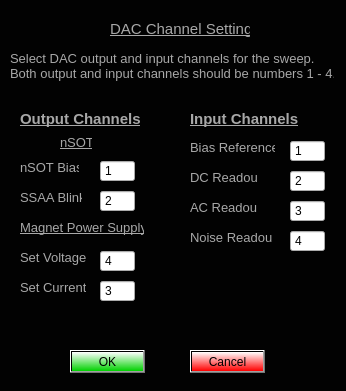
First picture: the form in Scanner GUI/nSOTCharacterizer/dacChannels.ui, repository afylab/nanoSQUID-Scanning-Software, before the edit.
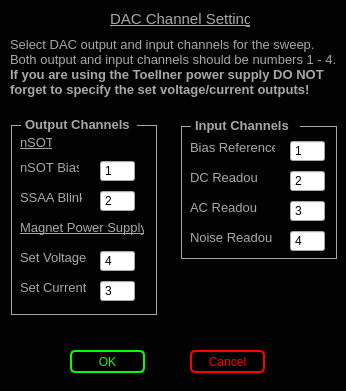
Second picture: the form after the edit.

Patch:
```diff
--- a/Scanner GUI/nSOTCharacterizer/dacChannels.ui
+++ b/Scanner GUI/nSOTCharacterizer/dacChannels.ui
@@ -97,27 +97,27 @@
   <widget class="QLabel" name="label_7">
    <property name="geometry">
     <rect>
-     <x>20</x>
-     <y>110</y>
-     <width>123</width>
-     <height>18</height>
+     <x>25</x>
+     <y>117</y>
+     <width>107</width>
+     <height>16</height>
     </rect>
    </property>
    <property name="text">
-    <string>&lt;html&gt;&lt;head/&gt;&lt;body&gt;&lt;p&gt;&lt;span style=&quot; font-size:11pt; font-weight:600; text-decoration: underline; color:#a8a8a8;&quot;&gt;Output Channels&lt;/span&gt;&lt;/p&gt;&lt;/body&gt;&lt;/html&gt;</string>
+    <string>&lt;html&gt;&lt;head/&gt;&lt;body&gt;&lt;p&gt;&lt;span style=&quot; font-size:10pt; font-weight:600; color:#a8a8a8;&quot;&gt;Output Channels&lt;/span&gt;&lt;/p&gt;&lt;/body&gt;&lt;/html&gt;</string>
    </property>
   </widget>
   <widget class="QLabel" name="label_8">
    <property name="geometry">
     <rect>
-     <x>190</x>
-     <y>110</y>
+     <x>195</x>
+     <y>117</y>
      <width>112</width>
      <height>18</height>
     </rect>
    </property>
    <property name="text">
-    <string>&lt;html&gt;&lt;head/&gt;&lt;body&gt;&lt;p&gt;&lt;span style=&quot; font-size:11pt; font-weight:600; text-decoration: underline; color:#a8a8a8;&quot;&gt;Input Channels&lt;/span&gt;&lt;/p&gt;&lt;/body&gt;&lt;/html&gt;</string>
+    <string>&lt;html&gt;&lt;head/&gt;&lt;body&gt;&lt;p&gt;&lt;span style=&quot; font-size:10pt; font-weight:600; color:#a8a8a8;&quot;&gt;Input Channels&lt;/span&gt;&lt;/p&gt;&lt;/body&gt;&lt;/html&gt;</string>
    </property>
   </widget>
   <widget class="QPushButton" name="okDAC">
@@ -130,7 +130,19 @@
     </rect>
    </property>
    <property name="styleSheet">
-    <string notr="true">background-color: qlineargradient(spread:pad, x1:1, y1:1, x2:1, y2:0, stop:0 rgba(0, 209, 0, 255), stop:1 rgba(255, 255, 255, 255));</string>
+    <string notr="true">QPushButton:pressed#okDAC{
+color: rgb(95,107,166);
+background-color:rgb(168,168,168);
+border: 1px solid rgb(95,107,166);
+border-radius: 5px
+}
+
+QPushButton#okDAC{
+color: rgb(0,255,0);
+background-color:rgb(0,0,0);
+border: 2px solid rgb(0,255,0);
+border-radius: 5px
+}</string>
    </property>
    <property name="text">
     <string>OK</string>
@@ -146,7 +158,19 @@
     </rect>
    </property>
    <property name="styleSheet">
-    <string notr="true">background-color: qlineargradient(spread:pad, x1:1, y1:1, x2:1, y2:0, stop:0 rgba(255, 0, 0, 255), stop:1 rgba(255, 255, 255, 255));</string>
+    <string notr="true">QPushButton:pressed#cancelDAC{
+color: rgb(95,107,166);
+background-color:rgb(168,168,168);
+border: 1px solid rgb(95,107,166);
+border-radius: 5px
+}
+
+QPushButton#cancelDAC{
+color: rgb(255,0, 0);
+background-color:rgb(0,0,0);
+border: 2px solid  rgb(255,0, 0);
+border-radius: 5px
+}</string>
    </property>
    <property name="text">
     <string>Cancel</string>
@@ -156,20 +180,20 @@
    <property name="geometry">
     <rect>
      <x>10</x>
-     <y>50</y>
-     <width>324</width>
-     <height>32</height>
+     <y>35</y>
+     <width>330</width>
+     <height>64</height>
     </rect>
    </property>
    <property name="text">
-    <string>&lt;html&gt;&lt;head/&gt;&lt;body&gt;&lt;p align=&quot;justify&quot;&gt;&lt;span style=&quot; font-size:10pt; color:#a8a8a8;&quot;&gt;Select DAC output and input channels for the sweep. &lt;br/&gt;Both output and input channels should be numbers 1 - 4.&lt;/span&gt;&lt;/p&gt;&lt;/body&gt;&lt;/html&gt;</string>
+    <string>&lt;html&gt;&lt;head/&gt;&lt;body&gt;&lt;p align=&quot;justify&quot;&gt;&lt;span style=&quot; font-size:10pt; color:#a8a8a8;&quot;&gt;Select DAC output and input channels for the sweep. &lt;br/&gt;Both output and input channels should be numbers 1 - 4.&lt;br/&gt;&lt;/span&gt;&lt;span style=&quot; font-size:10pt; font-weight:600; color:#a8a8a8;&quot;&gt;If you are using the Toellner power supply DO NOT&lt;br/&gt;forget to specify the set voltage/current outputs!&lt;/span&gt;&lt;/p&gt;&lt;/body&gt;&lt;/html&gt;</string>
    </property>
   </widget>
   <widget class="QLabel" name="label_10">
    <property name="geometry">
     <rect>
      <x>110</x>
-     <y>20</y>
+     <y>10</y>
      <width>140</width>
      <height>18</height>
     </rect>
@@ -181,7 +205,7 @@
   <widget class="QLabel" name="warning">
    <property name="geometry">
     <rect>
-     <x>170</x>
+     <x>180</x>
      <y>270</y>
      <width>151</width>
      <height>41</height>
@@ -207,7 +231,7 @@
   <widget class="QLabel" name="label_12">
    <property name="geometry">
     <rect>
-     <x>60</x>
+     <x>20</x>
      <y>135</y>
      <width>32</width>
      <height>16</height>
@@ -419,6 +443,198 @@
     <number>2</number>
    </property>
   </widget>
+  <widget class="Line" name="line">
+   <property name="geometry">
+    <rect>
+     <x>155</x>
+     <y>125</y>
+     <width>3</width>
+     <height>190</height>
+    </rect>
+   </property>
+   <property name="styleSheet">
+    <string notr="true">#line{color: rgb(168,168,168)}</string>
+   </property>
+   <property name="frameShadow">
+    <enum>QFrame::Plain</enum>
+   </property>
+   <property name="orientation">
+    <enum>Qt::Vertical</enum>
+   </property>
+  </widget>
+  <widget class="Line" name="line_2">
+   <property name="geometry">
+    <rect>
+     <x>10</x>
+     <y>125</y>
+     <width>3</width>
+     <height>190</height>
+    </rect>
+   </property>
+   <property name="styleSheet">
+    <string notr="true">#line_2{color: rgb(168,168,168)}</string>
+   </property>
+   <property name="frameShadow">
+    <enum>QFrame::Plain</enum>
+   </property>
+   <property name="orientation">
+    <enum>Qt::Vertical</enum>
+   </property>
+  </widget>
+  <widget class="Line" name="line_3">
+   <property name="geometry">
+    <rect>
+     <x>11</x>
+     <y>313</y>
+     <width>145</width>
+     <height>3</height>
+    </rect>
+   </property>
+   <property name="styleSheet">
+    <string notr="true">#line_3{color: rgb(168,168,168)}</string>
+   </property>
+   <property name="frameShadow">
+    <enum>QFrame::Plain</enum>
+   </property>
+   <property name="orientation">
+    <enum>Qt::Horizontal</enum>
+   </property>
+  </widget>
+  <widget class="Line" name="line_4">
+   <property name="geometry">
+    <rect>
+     <x>11</x>
+     <y>124</y>
+     <width>10</width>
+     <height>3</height>
+    </rect>
+   </property>
+   <property name="styleSheet">
+    <string notr="true">#line_4{color: rgb(168,168,168)}</string>
+   </property>
+   <property name="frameShadow">
+    <enum>QFrame::Plain</enum>
+   </property>
+   <property name="orientation">
+    <enum>Qt::Horizontal</enum>
+   </property>
+  </widget>
+  <widget class="Line" name="line_5">
+   <property name="geometry">
+    <rect>
+     <x>137</x>
+     <y>124</y>
+     <width>20</width>
+     <height>3</height>
+    </rect>
+   </property>
+   <property name="styleSheet">
+    <string notr="true">#line_5
+{color: rgb(168,168,168)}</string>
+   </property>
+   <property name="frameShadow">
+    <enum>QFrame::Plain</enum>
+   </property>
+   <property name="orientation">
+    <enum>Qt::Horizontal</enum>
+   </property>
+  </widget>
+  <widget class="Line" name="line_6">
+   <property name="geometry">
+    <rect>
+     <x>181</x>
+     <y>125</y>
+     <width>10</width>
+     <height>3</height>
+    </rect>
+   </property>
+   <property name="styleSheet">
+    <string notr="true">#line_6{color: rgb(168,168,168)}</string>
+   </property>
+   <property name="frameShadow">
+    <enum>QFrame::Plain</enum>
+   </property>
+   <property name="orientation">
+    <enum>Qt::Horizontal</enum>
+   </property>
+  </widget>
+  <widget class="Line" name="line_7">
+   <property name="geometry">
+    <rect>
+     <x>181</x>
+     <y>257</y>
+     <width>156</width>
+     <height>3</height>
+    </rect>
+   </property>
+   <property name="styleSheet">
+    <string notr="true">#line_7{color: rgb(168,168,168)}</string>
+   </property>
+   <property name="frameShadow">
+    <enum>QFrame::Plain</enum>
+   </property>
+   <property name="orientation">
+    <enum>Qt::Horizontal</enum>
+   </property>
+  </widget>
+  <widget class="Line" name="line_8">
+   <property name="geometry">
+    <rect>
+     <x>300</x>
+     <y>125</y>
+     <width>37</width>
+     <height>3</height>
+    </rect>
+   </property>
+   <property name="styleSheet">
+    <string notr="true">#line_8
+{color: rgb(168,168,168)}</string>
+   </property>
+   <property name="frameShadow">
+    <enum>QFrame::Plain</enum>
+   </property>
+   <property name="orientation">
+    <enum>Qt::Horizontal</enum>
+   </property>
+  </widget>
+  <widget class="Line" name="line_9">
+   <property name="geometry">
+    <rect>
+     <x>335</x>
+     <y>126</y>
+     <width>3</width>
+     <height>133</height>
+    </rect>
+   </property>
+   <property name="styleSheet">
+    <string notr="true">#line_9{color: rgb(168,168,168)}</string>
+   </property>
+   <property name="frameShadow">
+    <enum>QFrame::Plain</enum>
+   </property>
+   <property name="orientation">
+    <enum>Qt::Vertical</enum>
+   </property>
+  </widget>
+  <widget class="Line" name="line_10">
+   <property name="geometry">
+    <rect>
+     <x>180</x>
+     <y>126</y>
+     <width>3</width>
+     <height>133</height>
+    </rect>
+   </property>
+   <property name="styleSheet">
+    <string notr="true">#line_10{color: rgb(168,168,168)}</string>
+   </property>
+   <property name="frameShadow">
+    <enum>QFrame::Plain</enum>
+   </property>
+   <property name="orientation">
+    <enum>Qt::Vertical</enum>
+   </property>
+  </widget>
  </widget>
  <resources/>
  <connections/>
```
